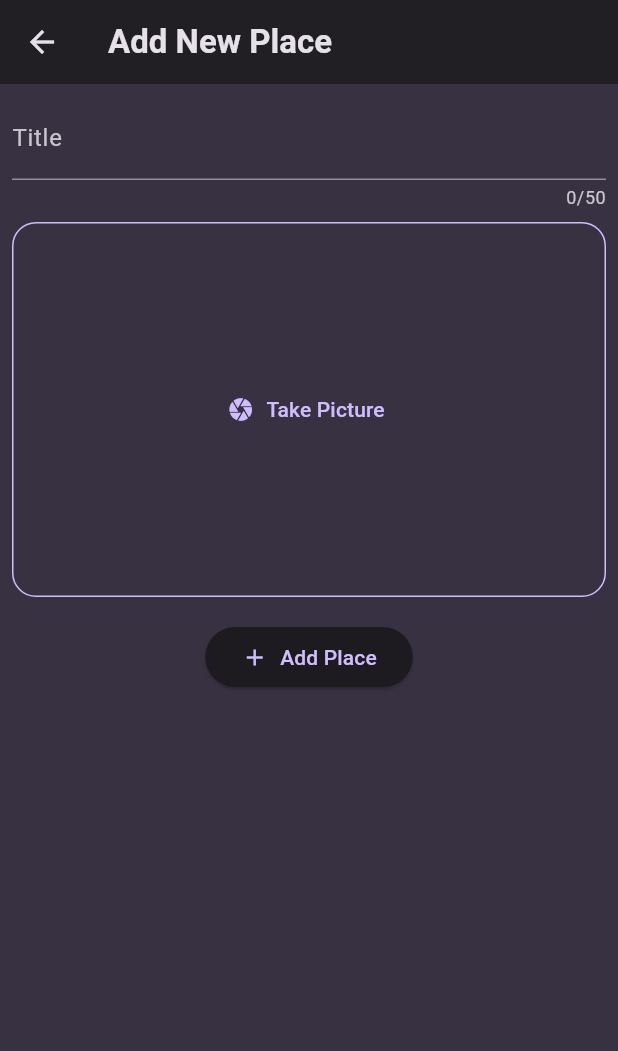
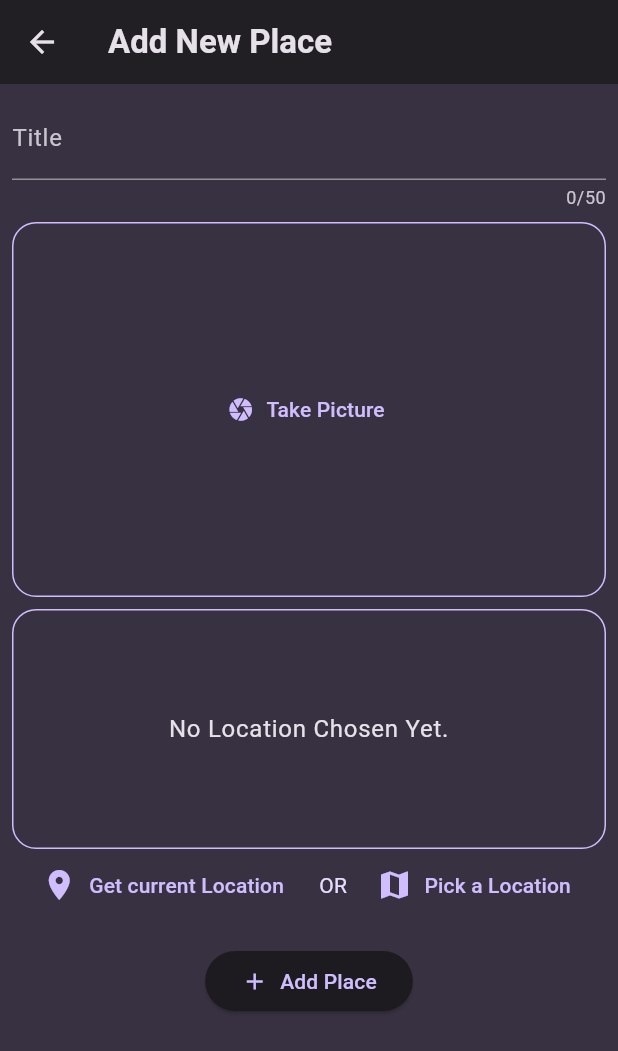
Before and after one commit to 7odsa/Favourite_Places, a Flutter app: the AddNewScreen screen opened directly, on a phone screen of 412 x 824 dp. Shown: the top 1051 px of the screen. Run offline on Flutter 3.47's test engine with Material 3 defaults, Android fonts, the phone set to English and light mode, and no system bars; our stand-ins replace flutter_riverpod, google_fonts, image_picker.

Commit message:
Creating Location Input widget and adding it to add_new_screen.

```diff
--- a/lib/screens/add_new_screen.dart
+++ b/lib/screens/add_new_screen.dart
@@ -4,6 +4,7 @@ import 'package:favorite_places/models/place.dart';
 import 'package:favorite_places/providers/places_provider.dart';
 import 'package:favorite_places/utils.dart';
 import 'package:favorite_places/widgets/image_input.dart';
+import 'package:favorite_places/widgets/location_input.dart';
 import 'package:flutter/material.dart';
 import 'package:flutter_riverpod/flutter_riverpod.dart';
 
@@ -53,6 +54,8 @@ class AddNewScreen extends ConsumerWidget {
                   _imageFile = imageFile;
                 },
               ),
+              SizedBox(height: 8),
+              LocationInput(),
               SizedBox(height: 16),
               ElevatedButton(
                 onPressed: _onSavePressed,
--- /dev/null
+++ b/lib/widgets/location_input.dart
@@ -0,0 +1,61 @@
+import 'package:flutter/material.dart';
+
+class LocationInput extends StatefulWidget {
+  const LocationInput({super.key});
+
+  @override
+  State<LocationInput> createState() => _LocationInputState();
+}
+
+class _LocationInputState extends State<LocationInput> {
+  @override
+  Widget build(BuildContext context) {
+    Widget content = Text(
+      "No Location Chosen Yet.",
+      textAlign: TextAlign.center,
+      style: TextTheme.of(
+        context,
+      ).bodyLarge!.copyWith(color: Theme.of(context).colorScheme.onSurface),
+    );
+
+    return Column(
+      children: [
+        Container(
+          width: double.infinity,
+          height: 160,
+          decoration: BoxDecoration(
+            border: Border.all(
+              width: 1,
+              color: Theme.of(context).colorScheme.primary,
+            ),
+            borderRadius: BorderRadius.circular(16),
+          ),
+          alignment: Alignment.center,
+          child: content,
+        ),
+        Row(
+          mainAxisAlignment: MainAxisAlignment.spaceEvenly,
+          children: [
+            TextButton.icon(
+              icon: Icon(Icons.location_on, size: 24),
+              onPressed: () {},
+              label: Text("Get current Location"),
+            ),
+            Text(
+              "OR",
+              textAlign: TextAlign.center,
+              style: TextStyle(
+                color: Theme.of(context).colorScheme.onPrimaryContainer,
+              ),
+            ),
+            TextButton.icon(
+              icon: Icon(Icons.map, size: 24),
+              onPressed: () {},
+              label: Text("Pick a Location"),
+            ),
+          ],
+        ),
+      ],
+    );
+  }
+}
```
